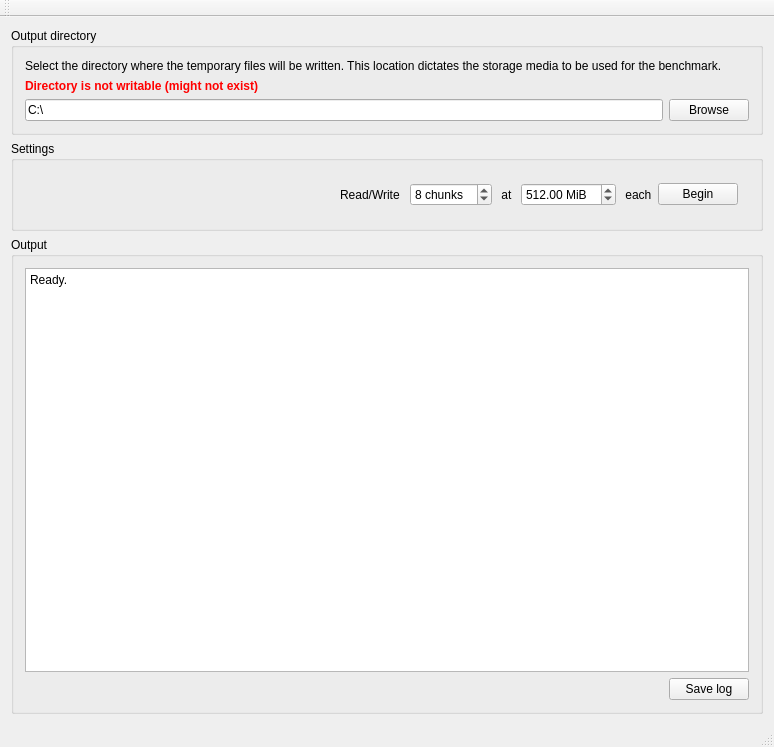
Old version of the form mainwindow.ui in the repository rzs840707/hddbench.
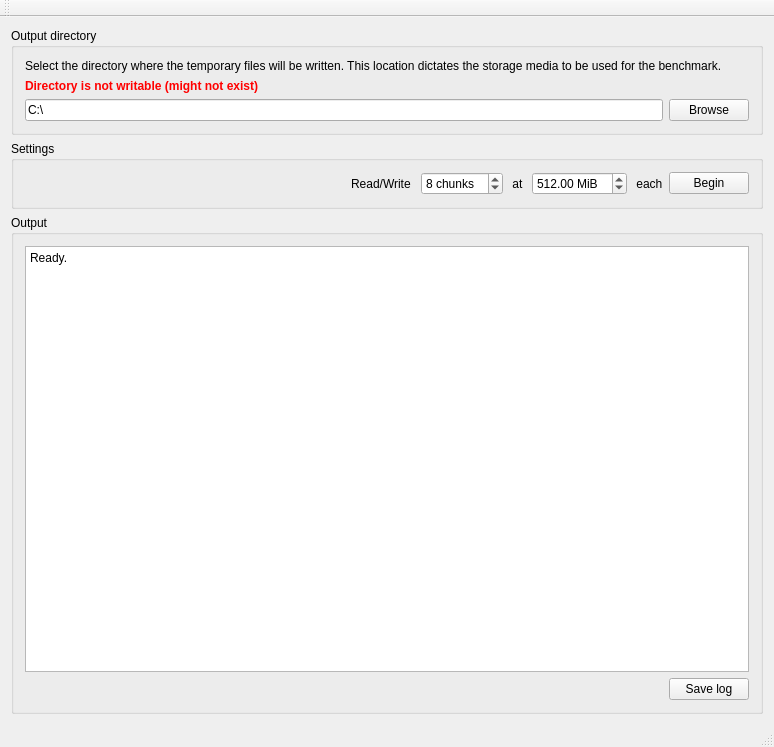
New version of the form.

Diff of the .ui file:
```diff
--- a/mainwindow.ui
+++ b/mainwindow.ui
@@ -73,9 +73,6 @@
       <property name="title">
        <string>Settings</string>
       </property>
-      <layout class="QVBoxLayout" name="verticalLayout_3">
-       <item>
-        <widget class="QWidget" name="widget" native="true">
          <layout class="QHBoxLayout" name="horizontalLayout">
           <item>
            <spacer name="horizontalSpacer">
@@ -148,9 +145,6 @@
             <property name="text">
              <string>Begin</string>
             </property>
-           </widget>
-          </item>
-         </layout>
         </widget>
        </item>
       </layout>
```
Lines whose indentation alone changed are shown as unchanged.
